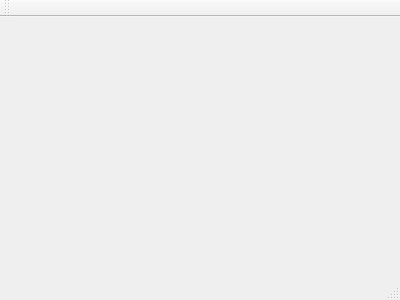
Old version of the form Kiuti Criator/Firsttime/widget.ui in the repository Kmilo169/embedded-systems.
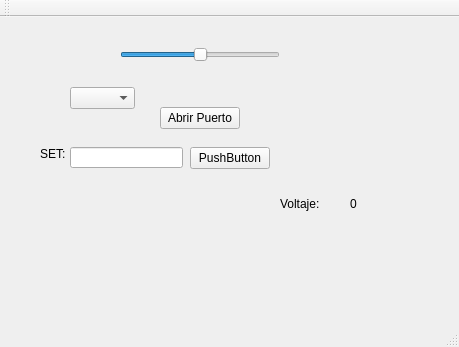
New version of the form.

The edit to the form file:
```diff
--- a/Kiuti Criator/Firsttime/widget.ui
+++ b/Kiuti Criator/Firsttime/widget.ui
@@ -1,24 +1,144 @@
 <ui version="4.0">
  <class>Widget</class>
- <widget class="QMainWindow" name="Widget" >
-  <property name="geometry" >
+ <widget class="QMainWindow" name="Widget">
+  <property name="geometry">
    <rect>
     <x>0</x>
     <y>0</y>
-    <width>400</width>
-    <height>300</height>
+    <width>459</width>
+    <height>347</height>
    </rect>
   </property>
   <property name="windowTitle" >
    <string>Widget</string>
   </property>
-  <widget class="QMenuBar" name="menuBar" />
-  <widget class="QToolBar" name="mainToolBar" />
-  <widget class="QWidget" name="centralWidget" />
-  <widget class="QStatusBar" name="statusBar" />
+  <widget class="QWidget" name="centralWidget">
+   <widget class="QPushButton" name="pushButton">
+    <property name="geometry">
+     <rect>
+      <x>160</x>
+      <y>90</y>
+      <width>80</width>
+      <height>22</height>
+     </rect>
+    </property>
+    <property name="text">
+     <string>Abrir Puerto</string>
+    </property>
+   </widget>
+   <widget class="QLabel" name="label">
+    <property name="geometry">
+     <rect>
+      <x>280</x>
+      <y>180</y>
+      <width>47</width>
+      <height>14</height>
+     </rect>
+    </property>
+    <property name="text">
+     <string>Voltaje:</string>
+    </property>
+   </widget>
+   <widget class="QLabel" name="label_2">
+    <property name="geometry">
+     <rect>
+      <x>350</x>
+      <y>180</y>
+      <width>47</width>
+      <height>14</height>
+     </rect>
+    </property>
+    <property name="text">
+     <string>0</string>
+    </property>
+   </widget>
+   <widget class="QLabel" name="label_3">
+    <property name="geometry">
+     <rect>
+      <x>40</x>
+      <y>130</y>
+      <width>47</width>
+      <height>14</height>
+     </rect>
+    </property>
+    <property name="text">
+     <string>SET:</string>
+    </property>
+   </widget>
+   <widget class="QPushButton" name="pushButton_2">
+    <property name="geometry">
+     <rect>
+      <x>190</x>
+      <y>130</y>
+      <width>80</width>
+      <height>22</height>
+     </rect>
+    </property>
+    <property name="text">
+     <string>PushButton</string>
+    </property>
+   </widget>
+   <widget class="QLineEdit" name="lineEdit">
+    <property name="geometry">
+     <rect>
+      <x>70</x>
+      <y>130</y>
+      <width>113</width>
+      <height>21</height>
+     </rect>
+    </property>
+   </widget>
+   <widget class="QSlider" name="horizontalSlider">
+    <property name="geometry">
+     <rect>
+      <x>120</x>
+      <y>30</y>
+      <width>160</width>
+      <height>16</height>
+     </rect>
+    </property>
+    <property name="maximum">
+     <number>100</number>
+    </property>
+    <property name="value">
+     <number>50</number>
+    </property>
+    <property name="orientation">
+     <enum>Qt::Horizontal</enum>
+    </property>
+   </widget>
+   <widget class="QComboBox" name="comboBox">
+    <property name="geometry">
+     <rect>
+      <x>70</x>
+      <y>70</y>
+      <width>65</width>
+      <height>22</height>
+     </rect>
+    </property>
+   </widget>
+  </widget>
+  <widget class="QMenuBar" name="menuBar">
+   <property name="geometry">
+    <rect>
+     <x>0</x>
+     <y>0</y>
+     <width>459</width>
+     <height>21</height>
+    </rect>
+   </property>
+  </widget>
+  <widget class="QToolBar" name="mainToolBar">
+   <attribute name="toolBarArea">
+    <enum>TopToolBarArea</enum>
+   </attribute>
+   <attribute name="toolBarBreak">
+    <bool>false</bool>
+   </attribute>
+  </widget>
+  <widget class="QStatusBar" name="statusBar"/>
  </widget>
- <layoutDefault spacing="6" margin="11" />
- <pixmapfunction></pixmapfunction>
+ <layoutdefault spacing="6" margin="11"/>
  <resources/>
  <connections/>
 </ui>
```
Left out of the diff: 5 changed lines with no effect on the pictures.
